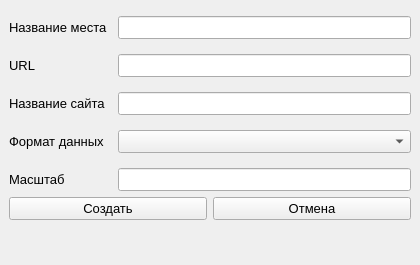
First picture: the form in view/NewDockWidget.ui, repository AnyaIliyina/geo, before the edit.
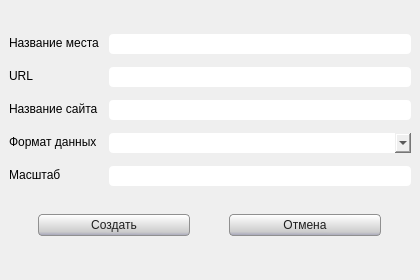
Second picture: the form after the edit.

Diff of the .ui file:
```diff
--- a/view/NewDockWidget.ui
+++ b/view/NewDockWidget.ui
@@ -7,7 +7,7 @@
     <x>0</x>
     <y>0</y>
     <width>420</width>
-    <height>272</height>
+    <height>280</height>
    </rect>
   </property>
   <property name="sizePolicy">
@@ -19,15 +19,20 @@
   <property name="minimumSize">
    <size>
     <width>420</width>
-    <height>265</height>
+    <height>280</height>
    </size>
   </property>
   <property name="maximumSize">
    <size>
     <width>420</width>
-    <height>272</height>
+    <height>280</height>
    </size>
   </property>
+  <property name="font">
+   <font>
+    <pointsize>9</pointsize>
+   </font>
+  </property>
   <property name="windowTitle">
    <string>Новая запись</string>
   </property>
@@ -38,11 +43,23 @@
      <height>250</height>
     </size>
    </property>
-   <layout class="QVBoxLayout" name="verticalLayout_2">
-    <item>
+   <layout class="QGridLayout" name="gridLayout_2">
+    <item row="0" column="0">
      <layout class="QVBoxLayout" name="verticalLayout">
+      <property name="spacing">
+       <number>10</number>
+      </property>
+      <property name="topMargin">
+       <number>10</number>
+      </property>
       <item>
        <layout class="QGridLayout" name="gridLayout">
+        <property name="topMargin">
+         <number>0</number>
+        </property>
+        <property name="bottomMargin">
+         <number>20</number>
+        </property>
         <property name="horizontalSpacing">
          <number>10</number>
         </property>
@@ -53,7 +70,7 @@
          <widget class="QLabel" name="label">
           <property name="font">
            <font>
-            <pointsize>10</pointsize>
+            <pointsize>9</pointsize>
            </font>
           </property>
           <property name="text">
@@ -65,16 +82,25 @@
          <widget class="QLineEdit" name="linePlace">
           <property name="font">
            <font>
-            <pointsize>10</pointsize>
+            <pointsize>9</pointsize>
            </font>
           </property>
+          <property name="styleSheet">
+           <string notr="true">QLineEdit{
+border-radius:4;
+border-width:1px;
+max-height:20px;
+min-height:20px;
+
+}</string>
+          </property>
          </widget>
         </item>
         <item row="1" column="0">
          <widget class="QLabel" name="label_2">
           <property name="font">
            <font>
-            <pointsize>10</pointsize>
+            <pointsize>9</pointsize>
            </font>
           </property>
           <property name="text">
@@ -86,16 +112,25 @@
          <widget class="QLineEdit" name="lineUrl">
           <property name="font">
            <font>
-            <pointsize>10</pointsize>
+            <pointsize>9</pointsize>
            </font>
           </property>
+          <property name="styleSheet">
+           <string notr="true">QLineEdit{
+border-radius:4;
+border-width:1px;
+max-height:20px;
+min-height:20px;
+
+}</string>
+          </property>
          </widget>
         </item>
         <item row="2" column="0">
          <widget class="QLabel" name="label_3">
           <property name="font">
            <font>
-            <pointsize>10</pointsize>
+            <pointsize>9</pointsize>
            </font>
           </property>
           <property name="text">
@@ -107,16 +142,25 @@
          <widget class="QLineEdit" name="lineSite">
           <property name="font">
            <font>
-            <pointsize>10</pointsize>
+            <pointsize>9</pointsize>
            </font>
           </property>
+          <property name="styleSheet">
+           <string notr="true">QLineEdit{
+border-radius:4;
+border-width:1px;
+max-height:20px;
+min-height:20px;
+
+}</string>
+          </property>
          </widget>
         </item>
         <item row="3" column="0">
          <widget class="QLabel" name="label_4">
           <property name="font">
            <font>
-            <pointsize>10</pointsize>
+            <pointsize>9</pointsize>
            </font>
           </property>
           <property name="text">
@@ -128,9 +172,22 @@
          <widget class="QComboBox" name="boxFormat">
           <property name="font">
            <font>
-            <pointsize>10</pointsize>
+            <pointsize>9</pointsize>
            </font>
           </property>
+          <property name="styleSheet">
+           <string notr="true">QComboBox{
+border-radius:4;
+border-width:1px;
+max-height:20px;
+min-height:20px;
+
+}
+QComboBox:editable{
+
+background-color: rgb(255, 255, 255);
+border-radius:4}</string>
+          </property>
           <item>
            <property name="text">
             <string/>
@@ -147,7 +204,7 @@
          <widget class="QLabel" name="label_5">
           <property name="font">
            <font>
-            <pointsize>10</pointsize>
+            <pointsize>9</pointsize>
            </font>
           </property>
           <property name="text">
@@ -159,9 +216,18 @@
          <widget class="QLineEdit" name="lineScale">
           <property name="font">
            <font>
-            <pointsize>10</pointsize>
+            <pointsize>9</pointsize>
            </font>
           </property>
+          <property name="styleSheet">
+           <string notr="true">QLineEdit{
+border-radius:4;
+border-width:1px;
+max-height:20px;
+min-height:20px;
+
+}</string>
+          </property>
          </widget>
         </item>
        </layout>
@@ -172,9 +238,27 @@
          <widget class="QPushButton" name="btnCreate">
           <property name="font">
            <font>
-            <pointsize>10</pointsize>
+            <pointsize>9</pointsize>
            </font>
           </property>
+          <property name="styleSheet">
+           <string notr="true">QPushButton{
+background-color:qlineargradient(spread:reflect, x1:0.0225989, y1:0.023, x2:0, y2:1, stop:0 rgba(255, 255, 255, 255), stop:0.813559 rgba(204, 204, 204, 255), stop:1 rgba(162, 162, 184, 255));
+font: 9pt ;
+	border-color: rgb(144, 144, 144);
+	
+	color: rgb(30, 30, 30);
+border-width: 1px;
+border-radius:4;
+border-style:solid;
+
+min-width:150px;
+max-width:150px;
+min-height:20px;
+max-height:20px;
+}
+</string>
+          </property>
           <property name="text">
            <string>Создать</string>
           </property>
@@ -184,9 +268,27 @@
          <widget class="QPushButton" name="btnCancel">
           <property name="font">
            <font>
-            <pointsize>10</pointsize>
+            <pointsize>9</pointsize>
            </font>
           </property>
+          <property name="styleSheet">
+           <string notr="true">QPushButton{
+background-color:qlineargradient(spread:reflect, x1:0.0225989, y1:0.023, x2:0, y2:1, stop:0 rgba(255, 255, 255, 255), stop:0.813559 rgba(204, 204, 204, 255), stop:1 rgba(162, 162, 184, 255));
+font: 9pt ;
+	border-color: rgb(144, 144, 144);
+	
+	color: rgb(30, 30, 30);
+border-width: 1px;
+border-radius:4;
+border-style:solid;
+
+min-width:150px;
+max-width:150px;
+min-height:20px;
+max-height:20px;
+}
+</string>
+          </property>
           <property name="text">
            <string>Отмена</string>
           </property>
@@ -196,8 +298,13 @@
       </item>
      </layout>
     </item>
-    <item>
+    <item row="1" column="0">
      <widget class="QLabel" name="lineError">
+      <property name="font">
+       <font>
+        <pointsize>9</pointsize>
+       </font>
+      </property>
       <property name="text">
        <string/>
       </property>
```
